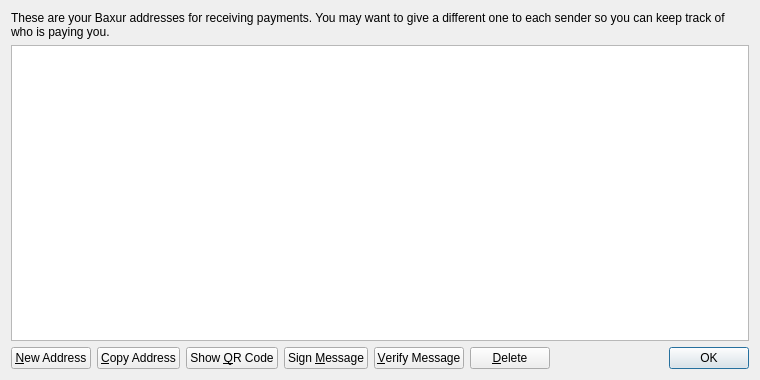
Qt form src/qt/forms/addressbookpage.ui (nightm4r3tr/Ncoin) before a commit.
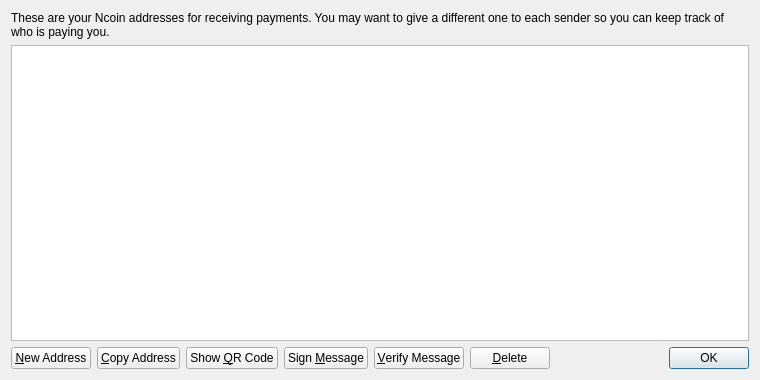
The same form after that commit.

Patch:
```diff
--- a/src/qt/forms/addressbookpage.ui
+++ b/src/qt/forms/addressbookpage.ui
@@ -17,7 +17,7 @@
    <item>
     <widget class="QLabel" name="labelExplanation">
      <property name="text">
-      <string>These are your Baxur addresses for receiving payments. You may want to give a different one to each sender so you can keep track of who is paying you.</string>
+      <string>These are your Ncoin addresses for receiving payments. You may want to give a different one to each sender so you can keep track of who is paying you.</string>
      </property>
      <property name="textFormat">
       <enum>Qt::PlainText</enum>
```
Left out of the diff: 4 changed lines with no effect on the pictures.
